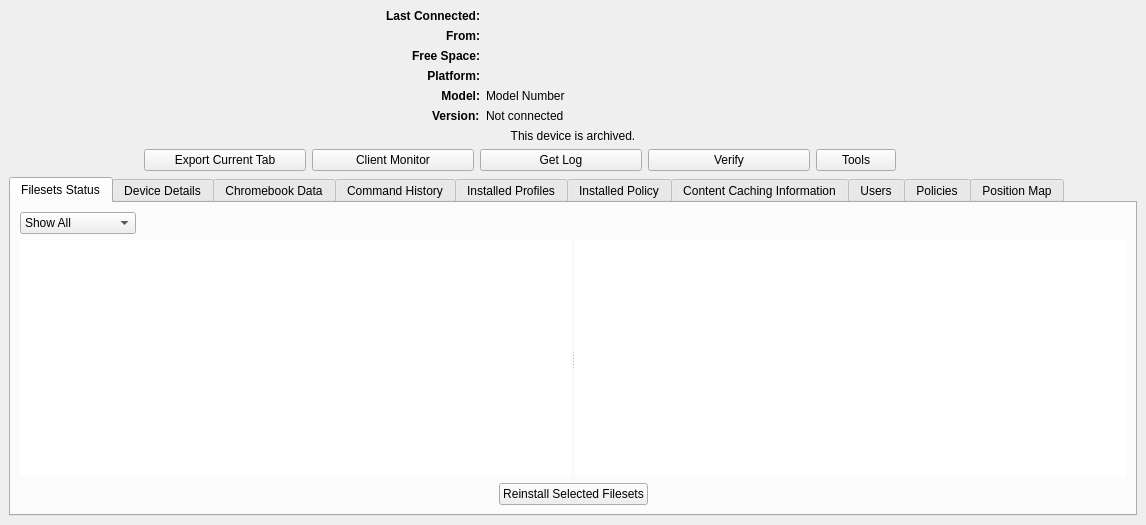
First picture: the form in FWAdminLib/ClientReportDlg.ui, repository fw-dev/translations, before the edit.
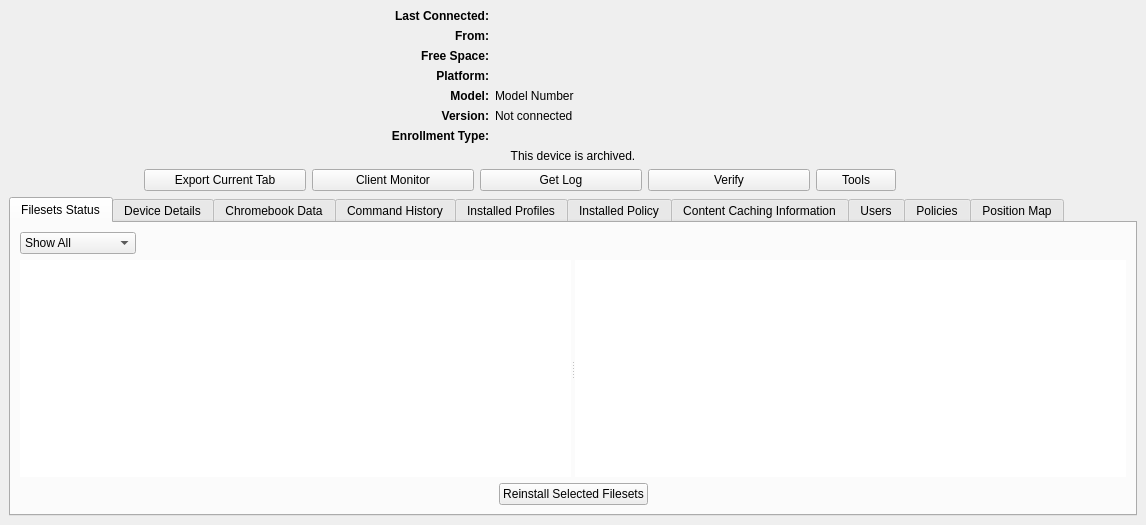
Second picture: the form after the edit. Icons and pictures are not drawn. Custom widgets are drawn as their Qt base class.

```diff
--- a/FWAdminLib/ClientReportDlg.ui
+++ b/FWAdminLib/ClientReportDlg.ui
@@ -175,6 +175,16 @@
               </property>
              </widget>
             </item>
+            <item row="9" column="3">
+             <widget class="QLabel" name="_enrollmentTypeField">
+              <property name="text">
+               <string/>
+              </property>
+              <property name="textInteractionFlags">
+               <set>Qt::LinksAccessibleByMouse|Qt::TextSelectableByKeyboard|Qt::TextSelectableByMouse</set>
+              </property>
+             </widget>
+            </item>
             <item row="7" column="2">
              <widget class="QLabel" name="modelLbl">
               <property name="font">
@@ -201,6 +211,25 @@
               </property>
               <property name="text">
                <string>Version:</string>
+              </property>
+              <property name="alignment">
+               <set>Qt::AlignRight|Qt::AlignTrailing|Qt::AlignVCenter</set>
+              </property>
+             </widget>
+            </item>
+            <item row="9" column="2">
+             <widget class="QLabel" name="enrollmentTypeLbl">
+              <property name="font">
+               <font>
+                <weight>75</weight>
+                <bold>true</bold>
+               </font>
+              </property>
+              <property name="text">
+               <string>Enrollment Type:</string>
+              </property>
+              <property name="alignment">
+               <set>Qt::AlignRight|Qt::AlignTrailing|Qt::AlignVCenter</set>
               </property>
              </widget>
             </item>
```
